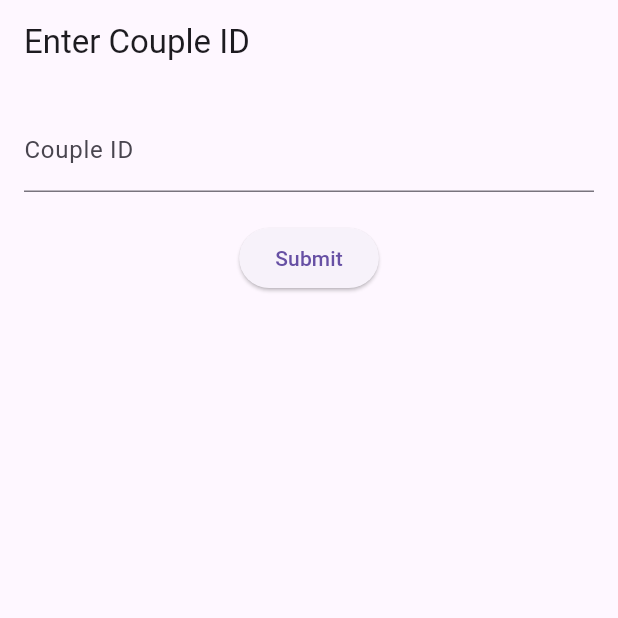
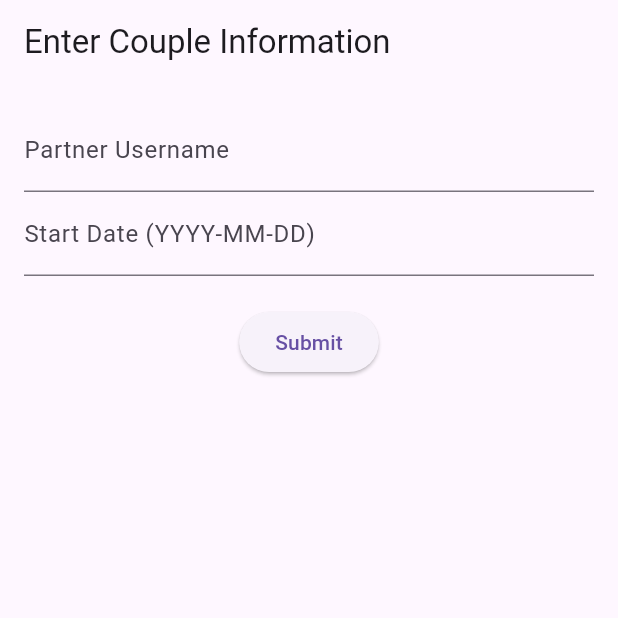
Before and after one commit to ha9eun/madcamp4_front, a Flutter app: the CoupleIdInputView screen opened directly, on a phone screen of 412 x 824 dp, the top half of it. Run offline on Flutter 3.47's test engine with Material 3 defaults, Android fonts, the phone set to English and light mode, and no system bars; our stand-ins replace flutter_secure_storage; accounts and stored records are empty.

Commit message:
Fix: couple input에서 startDate도 입력

```diff
--- a/lib/views/couple_id_input_view.dart
+++ b/lib/views/couple_id_input_view.dart
@@ -4,7 +4,8 @@ import '../view_models/login_view_model.dart';
 import 'calendar_view.dart';
 
 class CoupleIdInputView extends StatelessWidget {
-  final TextEditingController _coupleIdController = TextEditingController();
+  final TextEditingController _partnerUsernameController = TextEditingController();
+  final TextEditingController _startDateController = TextEditingController();
 
   @override
   Widget build(BuildContext context) {
@@ -12,22 +13,29 @@ class CoupleIdInputView extends StatelessWidget {
 
     return Scaffold(
       appBar: AppBar(
-        title: Text('Enter Couple ID'),
+        title: Text('Enter Couple Information'),
       ),
       body: Padding(
         padding: const EdgeInsets.all(16.0),
         child: Column(
           children: [
             TextField(
-              controller: _coupleIdController,
-              decoration: InputDecoration(labelText: 'Couple ID'),
+              controller: _partnerUsernameController,
+              decoration: InputDecoration(labelText: 'Partner Username'),
+            ),
+            TextField(
+              controller: _startDateController,
+              decoration: InputDecoration(labelText: 'Start Date (YYYY-MM-DD)'),
             ),
             SizedBox(height: 20),
             ElevatedButton(
               onPressed: () async {
-                // 커플 ID 업데이트
-                await loginViewModel.updateCoupleId(_coupleIdController.text);
-                // Navigate to calendar view
+                // 커플 생성409
+                await loginViewModel.createCouple(
+                  _partnerUsernameController.text,
+                  _startDateController.text,
+                );
+                // 캘린더 화면으로 이동
                 Navigator.pushReplacement(
                   context,
                   MaterialPageRoute(builder: (context) => CalendarView()),
```
Also changed, not shown: lib/services/api_service.dart (+10 -6 lines), lib/view_models/login_view_model.dart (+6 -3 lines).
